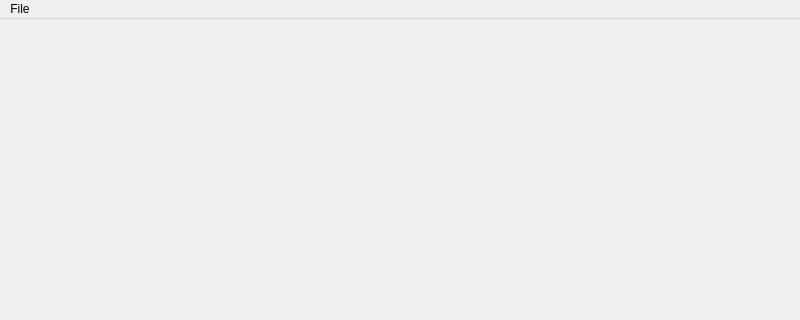
Before: the Qt Designer form mainwindow.ui in gfgit/ModelSpeedRegister, drawn with Qt 5; both pictures show x 0 to 800 and y 0 to 320 of the 800 by 600 pixel window.
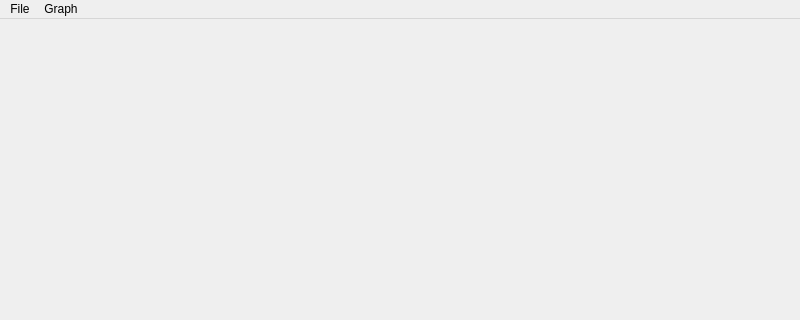
After: the same form once the commit is applied.

```diff
--- a/mainwindow.ui
+++ b/mainwindow.ui
@@ -31,7 +31,14 @@
     <addaction name="actionStop"/>
     <addaction name="actionEmergency_Stop"/>
    </widget>
+   <widget class="QMenu" name="menuGraph">
+    <property name="title">
+     <string>Graph</string>
+    </property>
+    <addaction name="actionAdd_Moving_Average"/>
+   </widget>
    <addaction name="menuFile"/>
+   <addaction name="menuGraph"/>
   </widget>
   <widget class="QStatusBar" name="statusbar"/>
   <action name="actionStart">
```
Left out of the diff: 5 changed lines with no effect on the pictures.
